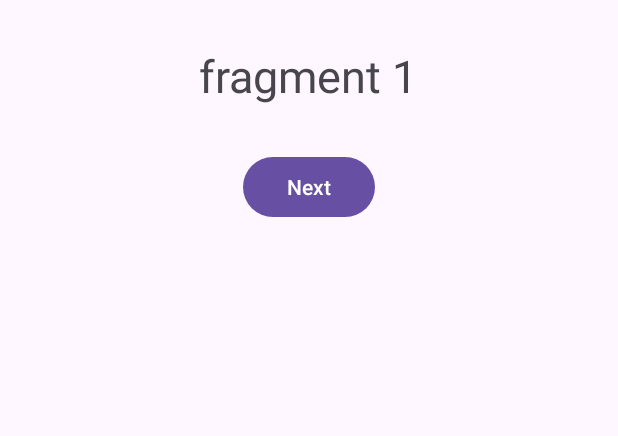
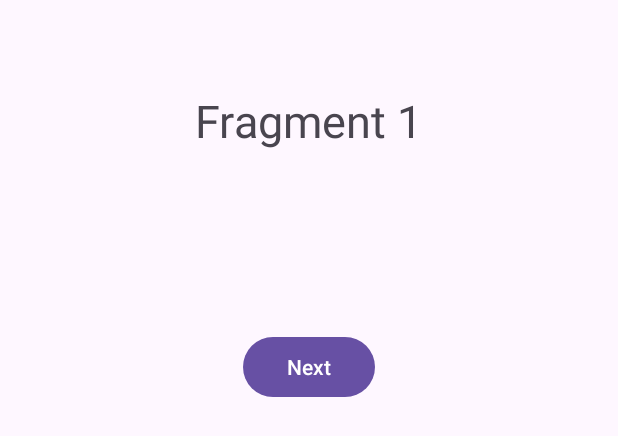
Before and after one commit to mustafa91-py/NavigationKotlin, an Android app: the layout fragment_first.xml on its own in the app's theme, with its tools: preview values and no code run, on a phone screen of 412 x 824 dp. Shown: the top 436 px of the screen. Run offline under Robolectric (Android 15) with nearby library versions, the phone set to English and light mode, and no system bars.

Commit message:
isim hatasi FirstFragment sonunda bulundu

```diff
--- a/app/src/main/res/layout/fragment_first.xml
+++ b/app/src/main/res/layout/fragment_first.xml
@@ -4,30 +4,27 @@
     xmlns:tools="http://schemas.android.com/tools"
     android:layout_width="match_parent"
     android:layout_height="match_parent"
-    tools:context=".FirstFragment"
-    android:orientation="vertical">
+    android:orientation="vertical"
+    tools:context=".FirstFragment">
+
     <TextView
         android:id="@+id/textView1"
         android:layout_width="wrap_content"
         android:layout_height="wrap_content"
+        android:text="Fragment 1"
         android:textSize="30sp"
-        android:layout_gravity="center"
-        android:text="fragment 1"
-        android:layout_marginTop="30dp"
-        >
-
+        android:layout_margin="60dp"
+        android:layout_gravity="center">
 
     </TextView>
+
     <Button
         android:id="@+id/button1"
         android:layout_width="wrap_content"
         android:layout_height="wrap_content"
         android:text="Next"
         android:layout_gravity="center"
-        android:layout_marginTop="30sp"
-
-        >
+        android:layout_marginTop="60dp">
 
     </Button>
-
 </LinearLayout>
```
Also changed, not shown: app/src/main/java/com/mustafauyar/navigationkotlin/FirstFragment.kt (+7 -2 lines), app/src/main/java/com/mustafauyar/navigationkotlin/SecondFragment.kt (+8 -3 lines).
